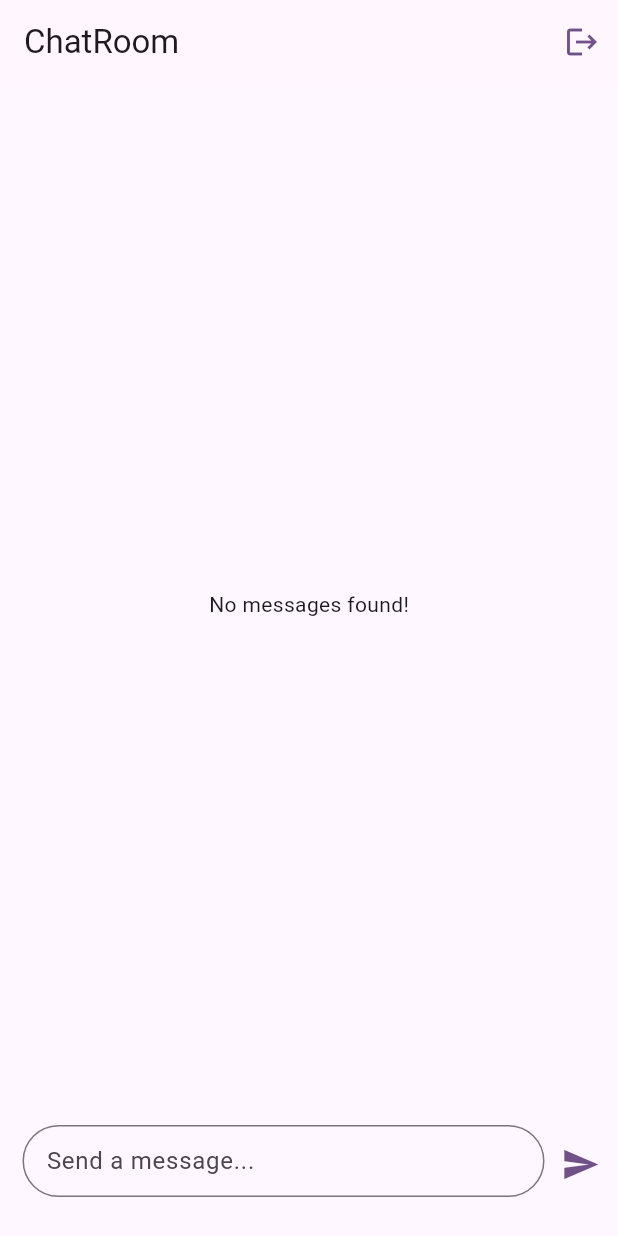
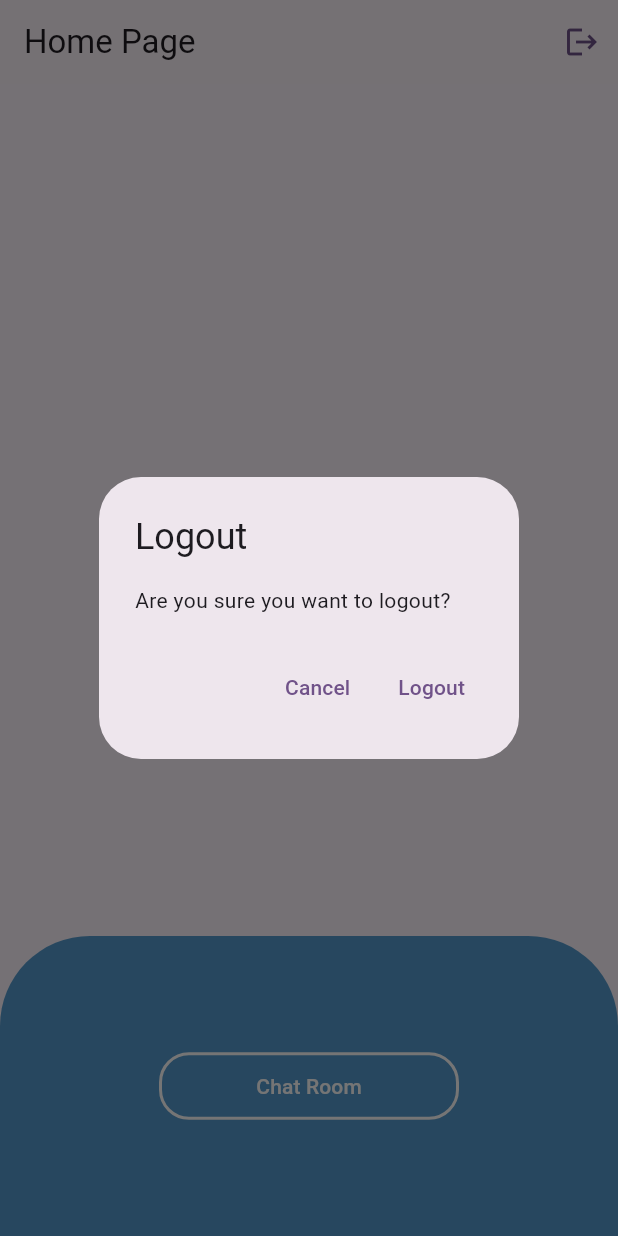
Before and after one commit to YChaoWang/LightWeight_Chat_App, a Flutter app: the screen it shows once a user with an empty profile is signed in, after a tap on the "logout" icon, on a phone screen of 412 x 824 dp. Run offline on Flutter 3.47's test engine with Material 3 defaults, Android fonts, the phone set to English and light mode, and no system bars; our stand-ins replace cloud_firestore, firebase_auth, firebase_core, firebase_storage, image_picker; accounts and stored records are empty.

Commit message:
home page added

```diff
--- a/lib/main.dart
+++ b/lib/main.dart
@@ -1,5 +1,6 @@
 import 'package:chat_app/screens/auth.dart';
 import 'package:chat_app/screens/chat.dart';
+import 'package:chat_app/screens/home.dart';
 import 'package:chat_app/screens/splash.dart';
 import 'package:firebase_auth/firebase_auth.dart';
 import 'package:flutter/material.dart';
@@ -34,7 +35,7 @@ class App extends StatelessWidget {
             return const SplashScreen();
           }
           if (userSnapshot.hasData) {
-            return const ChatScreen();
+            return const HomePage();
           }
           return const AuthScreen();
         },
--- a/lib/screens/auth.dart
+++ b/lib/screens/auth.dart
@@ -89,8 +89,8 @@ class _AuthScreenState extends State<AuthScreen> {
     return Scaffold(
       backgroundColor: Theme.of(context).colorScheme.primary,
       body: Center(
-        child: SingleChildScrollView(
-          child: Column(
+        child: Stack(children: <Widget>[
+          Column(
             mainAxisAlignment: MainAxisAlignment.center,
             children: [
               Container(
@@ -201,7 +201,7 @@ class _AuthScreenState extends State<AuthScreen> {
               ),
             ],
           ),
-        ),
+        ]),
       ),
     );
   }
--- a/lib/screens/chat.dart
+++ b/lib/screens/chat.dart
@@ -10,17 +10,9 @@ class ChatScreen extends StatelessWidget {
   @override
   Widget build(BuildContext context) {
     return Scaffold(
-        appBar: AppBar(title: const Text('ChatRoom'), actions: [
-          IconButton(
-            icon: Icon(
-              Icons.logout,
-              color: Theme.of(context).colorScheme.primary,
-            ),
-            onPressed: () {
-              FirebaseAuth.instance.signOut();
-            },
-          ),
-        ]),
+        appBar: AppBar(
+          title: const Text('ChatRoom'),
+        ),
         body: Column(
           children: [
             Expanded(child: ChatMessages()),
--- /dev/null
+++ b/lib/screens/home.dart
@@ -0,0 +1,93 @@
+import 'package:chat_app/screens/chat.dart';
+import 'package:firebase_auth/firebase_auth.dart';
+import 'package:flutter/material.dart';
+
+class HomePage extends StatefulWidget {
+  const HomePage({super.key});
+
+  @override
+  State<HomePage> createState() => _HomePageState();
+}
+
+class _HomePageState extends State<HomePage> {
+  @override
+  Widget build(BuildContext context) {
+    return Scaffold(
+      appBar: AppBar(
+          title: const Text('Home Page'), actions: [_logoutButton(context)]),
+      body: Stack(
+          alignment: AlignmentDirectional.bottomCenter,
+          children: <Widget>[
+            Container(
+              height: double.maxFinite,
+            ),
+            Container(
+              height: 200,
+              width: double.infinity,
+              decoration: BoxDecoration(
+                color: const Color(0xFF559BCF),
+                borderRadius: BorderRadius.only(
+                  topLeft: Radius.circular(60),
+                  topRight: Radius.circular(60),
+                ),
+              ),
+              child: Column(
+                mainAxisAlignment: MainAxisAlignment.center,
+                children: [
+                  OutlinedButton(
+                      style: OutlinedButton.styleFrom(
+                        minimumSize: Size(200, 45),
+                        shape: RoundedRectangleBorder(
+                          borderRadius: BorderRadius.circular(20),
+                        ),
+                        foregroundColor: Colors.white,
+                        side: const BorderSide(color: Colors.white, width: 2),
+                      ),
+                      onPressed: () {
+                        Navigator.of(context).push(
+                            MaterialPageRoute(builder: (ctx) => ChatScreen()));
+                      },
+                      child: const Text(
+                        'Chat Room',
+                        style: TextStyle(color: Colors.white),
+                      )),
+                ],
+              ),
+            ),
+          ]),
+    );
+  }
+}
+
+Widget _logoutButton(BuildContext context) {
+  return IconButton(
+    icon: Icon(
+      Icons.logout,
+      color: Theme.of(context).colorScheme.primary,
+    ),
+    onPressed: () {
+      showDialog(
+        context: context,
+        builder: (ctx) => AlertDialog(
+          title: Text('Logout'),
+          content: Text('Are you sure you want to logout?'),
+          actions: [
+            TextButton(
+              child: Text('Cancel'),
+              onPressed: () {
+                Navigator.of(ctx).pop();
+              },
+            ),
+            TextButton(
+              child: Text('Logout'),
+              onPressed: () {
+                FirebaseAuth.instance.signOut();
+                Navigator.of(ctx).pop();
+              },
+            ),
+          ],
+        ),
+      );
+    },
+  );
+}
--- a/lib/widgets/new_messages.dart
+++ b/lib/widgets/new_messages.dart
@@ -76,9 +76,10 @@ class _NewMessageState extends State<NewMessage> {
               icon: const Icon(
                 Icons.send,
                 size: 26,
+                color: Colors.blue,
               ),
               onPressed: _submitMessage,
-              color: Theme.of(context).colorScheme.primary,
+              color: Colors.blue,
             ),
           )
         ],
```
Also changed, not shown: assets/images/chat.jpg (added), lib/widgets/chat_people.dart (added), 14 other files.
